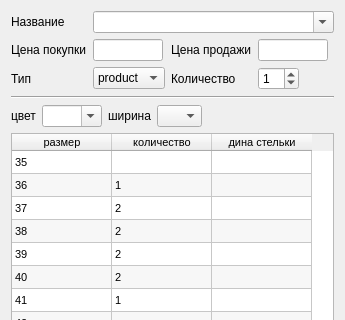
Qt form prjstore/ui/pyside/receiving_the_items/item.ui (igol84/myproject) before a commit; both pictures show x 0 to 345 and y 0 to 320 of the 345 by 558 pixel window.
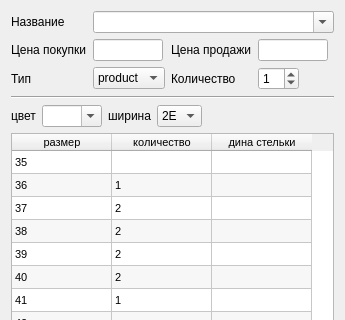
The same form after that commit.

```diff
--- a/prjstore/ui/pyside/receiving_the_items/item.ui
+++ b/prjstore/ui/pyside/receiving_the_items/item.ui
@@ -259,11 +259,9 @@
        <property name="editable">
         <bool>false</bool>
        </property>
-       <item>
-        <property name="text">
-         <string/>
-        </property>
-       </item>
+       <property name="currentIndex">
+        <number>1</number>
+       </property>
        <item>
         <property name="text">
          <string>D</string>
```
